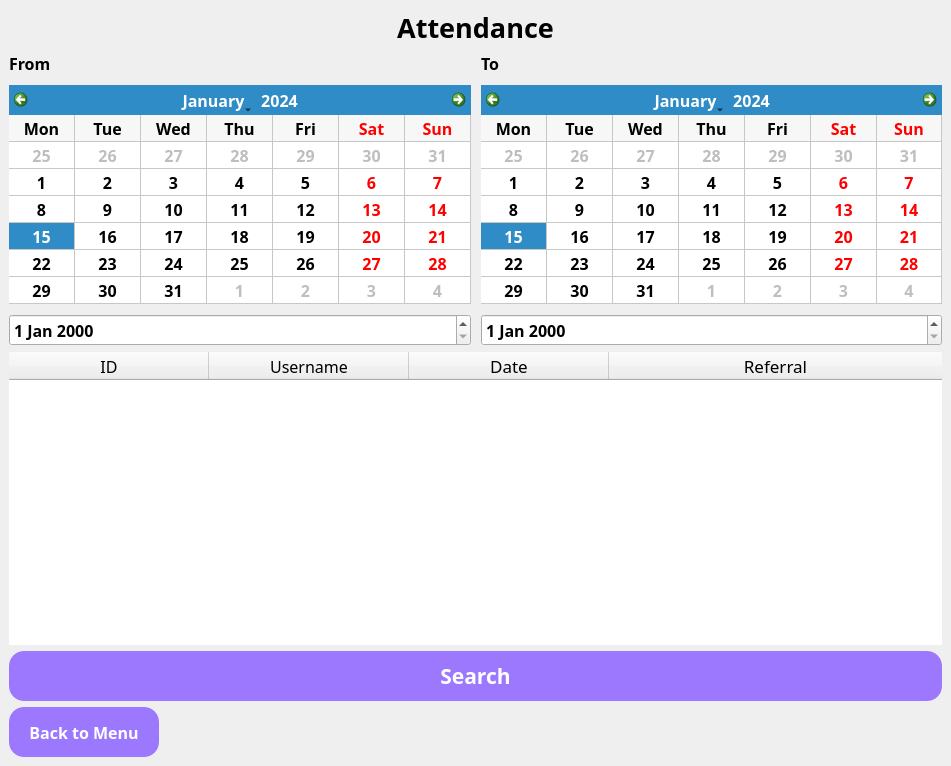
Old version of the form Designs/Attendance.ui in the repository rafailvv/innoprog-administration.
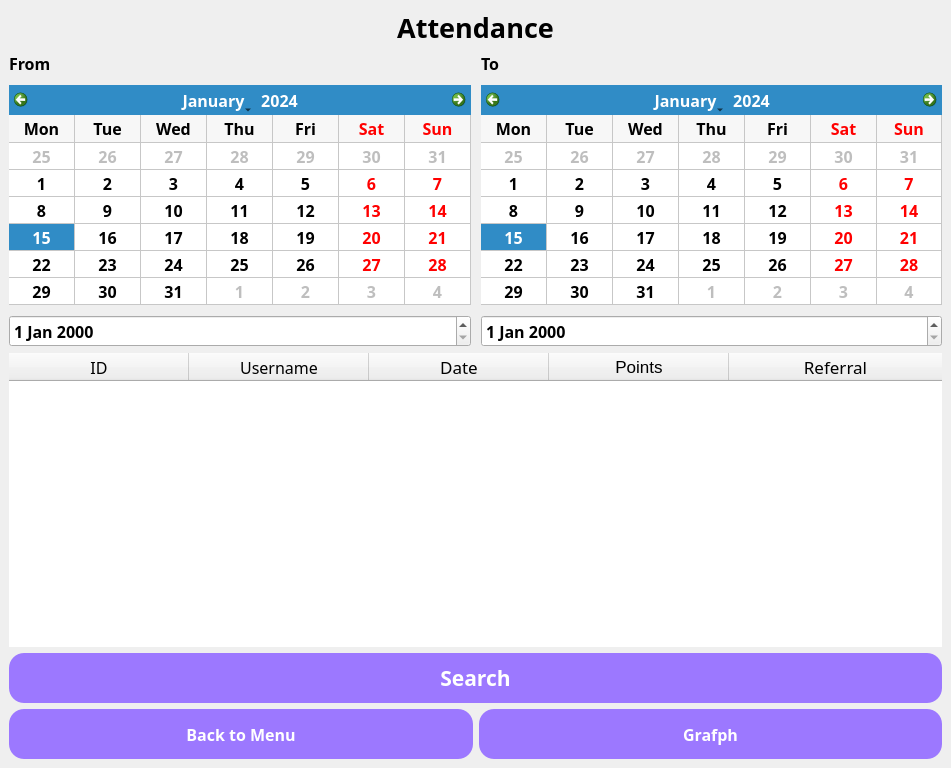
New version of the form. Icons and pictures are not drawn.

Commit message: last visit and points to purchases

What changed in the file:
```diff
--- a/Designs/Attendance.ui
+++ b/Designs/Attendance.ui
@@ -7,7 +7,7 @@
     <x>0</x>
     <y>0</y>
     <width>951</width>
-    <height>766</height>
+    <height>768</height>
    </rect>
   </property>
   <property name="font">
@@ -238,7 +238,7 @@
        <bool>false</bool>
       </attribute>
       <attribute name="horizontalHeaderDefaultSectionSize">
-       <number>200</number>
+       <number>180</number>
       </attribute>
       <attribute name="horizontalHeaderHighlightSections">
        <bool>true</bool>
@@ -297,6 +297,17 @@
         </font>
        </property>
       </column>
+      <column>
+       <property name="text">
+        <string>Points</string>
+       </property>
+       <property name="font">
+        <font>
+         <family>MS Shell Dlg 2</family>
+         <pointsize>13</pointsize>
+        </font>
+       </property>
+      </column>
       <column>
        <property name="text">
         <string>Referral</string>
@@ -358,7 +369,9 @@
       </property>
      </widget>
     </item>
-    <item alignment="Qt::AlignLeft">
+    <item>
+     <layout class="QHBoxLayout" name="horizontalLayout_2">
+      <item>
      <widget class="QPushButton" name="backToMenu">
       <property name="minimumSize">
        <size>
@@ -402,6 +415,53 @@
        <string>Back to Menu</string>
       </property>
      </widget>
+      </item>
+      <item>
+       <widget class="QPushButton" name="attendance_grafph">
+        <property name="minimumSize">
+         <size>
+          <width>150</width>
+          <height>50</height>
+         </size>
+        </property>
+        <property name="font">
+         <font>
+          <family>OCR A Extended</family>
+          <pointsize>12</pointsize>
+          <weight>75</weight>
+          <bold>true</bold>
+         </font>
+        </property>
+        <property name="styleSheet">
+         <string notr="true">QPushButton {
+background-color:rgb(156, 120, 255);
+border-radius: 15px;
+color: rgb(255, 255, 255);
+
+}
+
+QPushButton:hover {
+background-color:rgb(170, 145, 204);
+border-radius: 15px;
+color: rgb(255, 255, 255);
+
+}
+QPushButton:pressed {
+background-color:rgb(125, 96, 204);
+border-radius: 15px;
+color: rgb(255, 255, 255);
+
+}
+
+
+</string>
+        </property>
+        <property name="text">
+         <string>Grafph</string>
+        </property>
+       </widget>
+      </item>
+     </layout>
     </item>
    </layout>
   </widget>
```
Left out of the diff: 2 changed lines with no effect on the pictures. Lines whose indentation alone changed are shown as unchanged. The commit also changes 3 other files.
